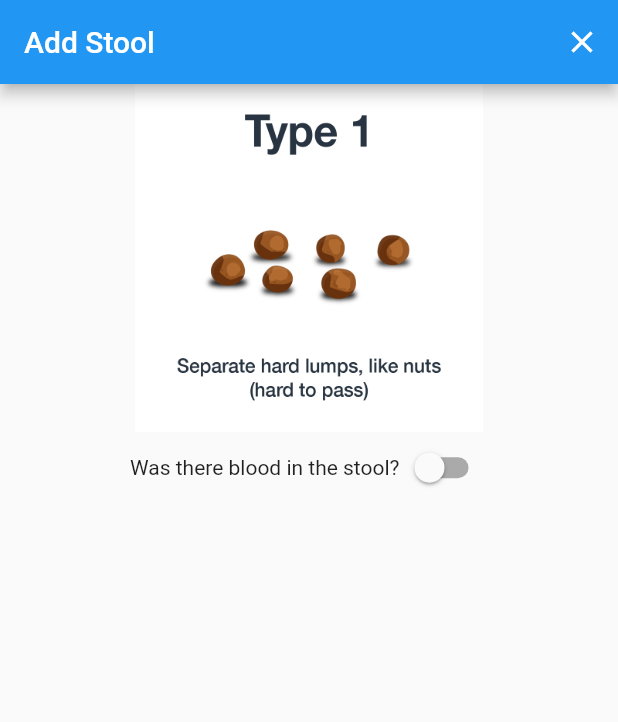
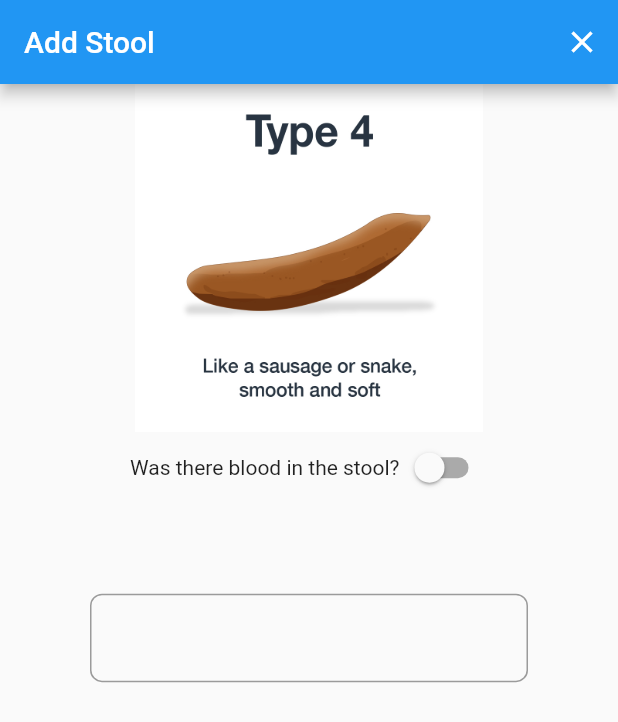
Before and after one commit to dconlisk/bristol-stool-chart-flutter-app, a Flutter app: the AddPage screen opened by its route, on a phone screen of 412 x 824 dp. Shown: the top 722 px of the screen. Run offline on Flutter 3.47's test engine with Material 2 defaults, Android fonts, the phone set to English and light mode, and no system bars; drawn by our look-alikes of carousel_slider, date_time_picker; our stand-ins replace auto_route, dartz, freezed_annotation, google_fonts, hooks_riverpod, intro_slider and 3 more; accounts and stored records are empty.

Commit message:
Add page layout with date picker. Removed id from stool.

```diff
--- a/lib/domain/stool.dart
+++ b/lib/domain/stool.dart
@@ -7,9 +7,14 @@ class Stool with _$Stool {
   const Stool._();
 
   const factory Stool({
-    required String id,
     required int type,
     required DateTime dateTime,
     required bool hasBlood,
   }) = _Stool;
+
+  factory Stool.empty() => Stool(
+        type: 4,
+        dateTime: DateTime.now(),
+        hasBlood: false,
+      );
 }
--- a/lib/infrastructure/stool_dto.dart
+++ b/lib/infrastructure/stool_dto.dart
@@ -8,7 +8,6 @@ part 'stool_dto.g.dart';
 class StoolDto with _$StoolDto {
   const StoolDto._();
   const factory StoolDto({
-    required String id,
     required int type,
     required DateTime dateTime,
     required bool hasBlood,
@@ -16,7 +15,6 @@ class StoolDto with _$StoolDto {
 
   factory StoolDto.fromDomain(Stool stool) {
     return StoolDto(
-      id: stool.id,
       type: stool.type,
       dateTime: stool.dateTime,
       hasBlood: stool.hasBlood,
@@ -28,7 +26,6 @@ class StoolDto with _$StoolDto {
 
   Stool toDomain() {
     return Stool(
-      id: id,
       type: type,
       dateTime: dateTime,
       hasBlood: hasBlood,
--- a/lib/presentation/add_page.dart
+++ b/lib/presentation/add_page.dart
@@ -1,5 +1,7 @@
+import 'package:bristol_stool_chart/presentation/styles/app_formats.dart';
 import 'package:bristol_stool_chart/shared/providers.dart';
 import 'package:carousel_slider/carousel_slider.dart';
+import 'package:date_time_picker/date_time_picker.dart';
 import 'package:flutter/material.dart';
 import 'package:hooks_riverpod/hooks_riverpod.dart';
 
@@ -49,15 +51,18 @@ class _AddPageState extends ConsumerState<AddPage> {
                         Image.asset('assets/images/stooltype7.jpg'),
                       ],
                       options: CarouselOptions(
+                        initialPage: 3,
                         onPageChanged: (index, reason) {
-                          // TODO: Store in state: _selectedType = index + 1;
+                          ref
+                              .read(addStoolNotifierProvider.notifier)
+                              .setType(index + 1);
                         },
                       ),
                     ),
                     if (!state.showBloodOption)
                       Row(
                         mainAxisAlignment: MainAxisAlignment.center,
-                        children: <Widget>[
+                        children: [
                           const Text('Was there blood in the stool?'),
                           Switch(
                               value: state.stool.hasBlood,
@@ -68,6 +73,27 @@ class _AddPageState extends ConsumerState<AddPage> {
                               }),
                         ],
                       ),
+                    Padding(
+                      padding: const EdgeInsets.all(60),
+                      child: DateTimePicker(
+                        firstDate: DateTime.now().toLocal().subtract(
+                              const Duration(days: 30),
+                            ),
+                        lastDate: DateTime.now().toLocal(),
+                        initialDate: DateTime.now().toLocal(),
+                        initialValue: 'Now (or click to select a date)',
+                        dateMask: AppFormats.dateAndTime,
+                        type: DateTimePickerType.dateTime,
+                        onChanged: (value) {},
+                        decoration: const InputDecoration(
+                          border: OutlineInputBorder(
+                            borderRadius: BorderRadius.all(
+                              Radius.circular(8.0),
+                            ),
+                          ),
+                        ),
+                      ),
+                    ),
                   ],
                 ),
               );
--- /dev/null
+++ b/lib/presentation/styles/app_formats.dart
@@ -0,0 +1,3 @@
+class AppFormats {
+  static const dateAndTime = 'dd MMM yyyy    HH:mm';
+}
--- a/lib/presentation/widgets/graph.dart
+++ b/lib/presentation/widgets/graph.dart
@@ -19,7 +19,6 @@ class _GraphState extends State<Graph> {
     // fours is a fake list of events that I'm using to get a green line across the ideal value in the graph.
     var fours = <Stool>[];
     fours.add(Stool(
-      id: '1',
       dateTime: widget.stools[0].dateTime,
       type: 4,
       hasBlood: false,
@@ -41,7 +40,6 @@ class _GraphState extends State<Graph> {
 
     fours.add(
       Stool(
-        id: '1',
         dateTime: widget.stools[widget.stools.length - 1].dateTime
             .add(Duration(milliseconds: durationToAdd)),
         type: 4,
--- a/pubspec.yaml
+++ b/pubspec.yaml
@@ -12,6 +12,7 @@ dependencies:
   auto_route: ^3.2.2
   carousel_slider: ^4.0.0
   dartz: ^0.10.1
+  date_time_picker: ^2.1.0
   flutter:
     sdk: flutter
   freezed: ^1.1.1
```
Also changed, not shown: lib/application/add_stool_notifier.dart (+25 -10 lines), lib/application/add_stool_notifier.freezed.dart, lib/domain/stool.freezed.dart, lib/infrastructure/stool_dto.freezed.dart, lib/infrastructure/stool_dto.g.dart, pubspec.lock.
